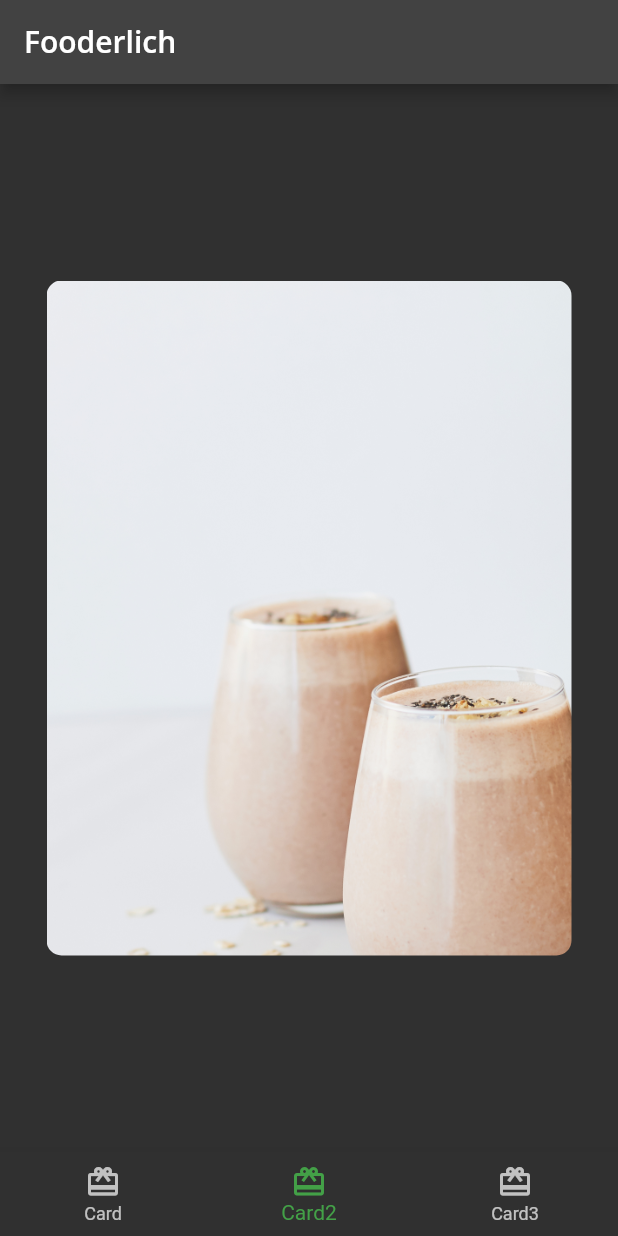
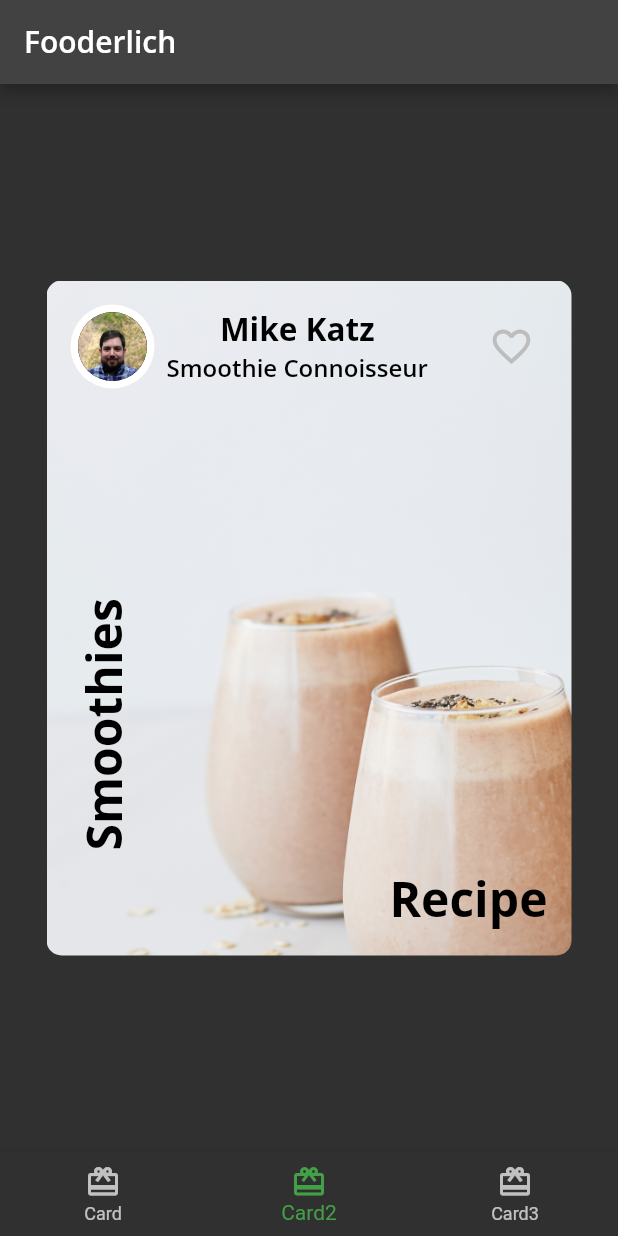
Before and after one commit to blessed-sibanda/fooderlich, a Flutter app: the screen it shows after launch, item 2 of the bottom bar chosen, on a phone screen of 412 x 824 dp. Run offline on Flutter 3.47's test engine with Material 2 defaults, Android fonts, the phone set to English and light mode, and no system bars; our stand-ins replace google_fonts.

Commit message:
finish author card

```diff
--- /dev/null
+++ b/lib/author_card.dart
@@ -0,0 +1,62 @@
+import 'package:flutter/material.dart';
+import 'package:fooderlich/circle_image.dart';
+import 'package:fooderlich/fooderlich_theme.dart';
+
+class AuthorCard extends StatelessWidget {
+  final String authorName;
+  final String title;
+  final ImageProvider imageProvider;
+
+  const AuthorCard(
+      {Key? key,
+      required this.authorName,
+      required this.title,
+      required this.imageProvider})
+      : super(key: key);
+
+  @override
+  Widget build(BuildContext context) {
+    return Container(
+      padding: const EdgeInsets.all(16),
+      child: Row(
+        mainAxisAlignment: MainAxisAlignment.spaceBetween,
+        children: [
+          Row(
+            children: [
+              CircleImage(
+                imageProvider: imageProvider,
+                imageRadius: 28,
+              ),
+              const SizedBox(
+                width: 8,
+              ),
+              Column(
+                crossAxisAlignment: CrossAxisAlignment.center,
+                children: [
+                  Text(
+                    authorName,
+                    style: FooderlichTheme.lightTextTheme.headline2,
+                  ),
+                  Text(
+                    title,
+                    style: FooderlichTheme.lightTextTheme.headline3,
+                  ),
+                ],
+              ),
+            ],
+          ),
+          IconButton(
+              onPressed: () {
+                const snackBar = SnackBar(content: Text('Press Favorite'));
+                ScaffoldMessenger.of(context).showSnackBar(snackBar);
+              },
+              icon: Icon(
+                Icons.favorite_border,
+                size: 30,
+                color: Colors.grey[400],
+              ))
+        ],
+      ),
+    );
+  }
+}
--- a/lib/card2.dart
+++ b/lib/card2.dart
@@ -1,4 +1,6 @@
 import 'package:flutter/material.dart';
+import 'package:fooderlich/author_card.dart';
+import 'package:fooderlich/fooderlich_theme.dart';
 
 class Card2 extends StatelessWidget {
   const Card2({Key? key}) : super(key: key);
@@ -14,8 +16,28 @@ class Card2 extends StatelessWidget {
             borderRadius: BorderRadius.all(Radius.circular(10.0))),
         child: Column(
           children: [
-            // TODO 1: add author information
-            // TODO 4: add Positioned text
+            const AuthorCard(
+                authorName: 'Mike Katz',
+                title: 'Smoothie Connoisseur',
+                imageProvider: AssetImage('assets/author_katz.jpeg')),
+            Expanded(
+                child: Stack(
+              children: [
+                Positioned(
+                    bottom: 16,
+                    right: 16,
+                    child: Text('Recipe',
+                        style: FooderlichTheme.lightTextTheme.headline1)),
+                Positioned(
+                    bottom: 70,
+                    left: 16,
+                    child: RotatedBox(
+                      quarterTurns: 3,
+                      child: Text('Smoothies',
+                          style: FooderlichTheme.lightTextTheme.headline1),
+                    )),
+              ],
+            ))
           ],
         ),
       ),
--- /dev/null
+++ b/lib/circle_image.dart
@@ -0,0 +1,22 @@
+import 'package:flutter/material.dart';
+
+class CircleImage extends StatelessWidget {
+  final double imageRadius;
+  final ImageProvider imageProvider;
+
+  const CircleImage(
+      {Key? key, required this.imageProvider, this.imageRadius = 20})
+      : super(key: key);
+
+  @override
+  Widget build(BuildContext context) {
+    return CircleAvatar(
+      backgroundColor: Colors.white,
+      radius: imageRadius,
+      child: CircleAvatar(
+        radius: imageRadius - 5,
+        backgroundImage: imageProvider,
+      ),
+    );
+  }
+}
```
